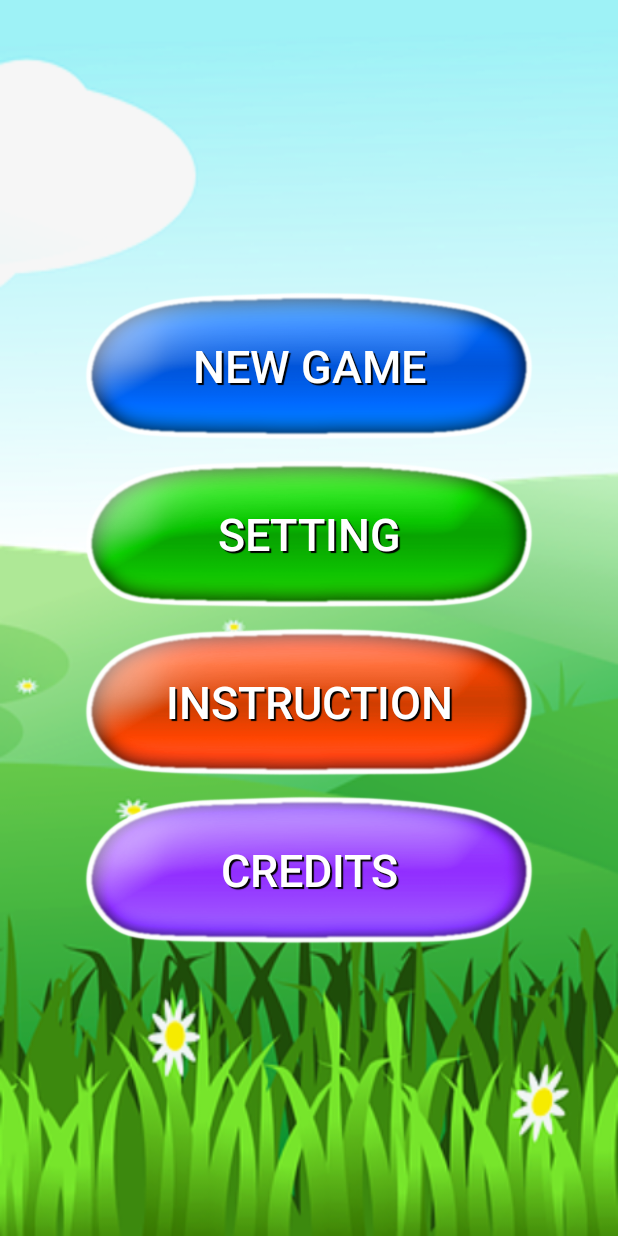
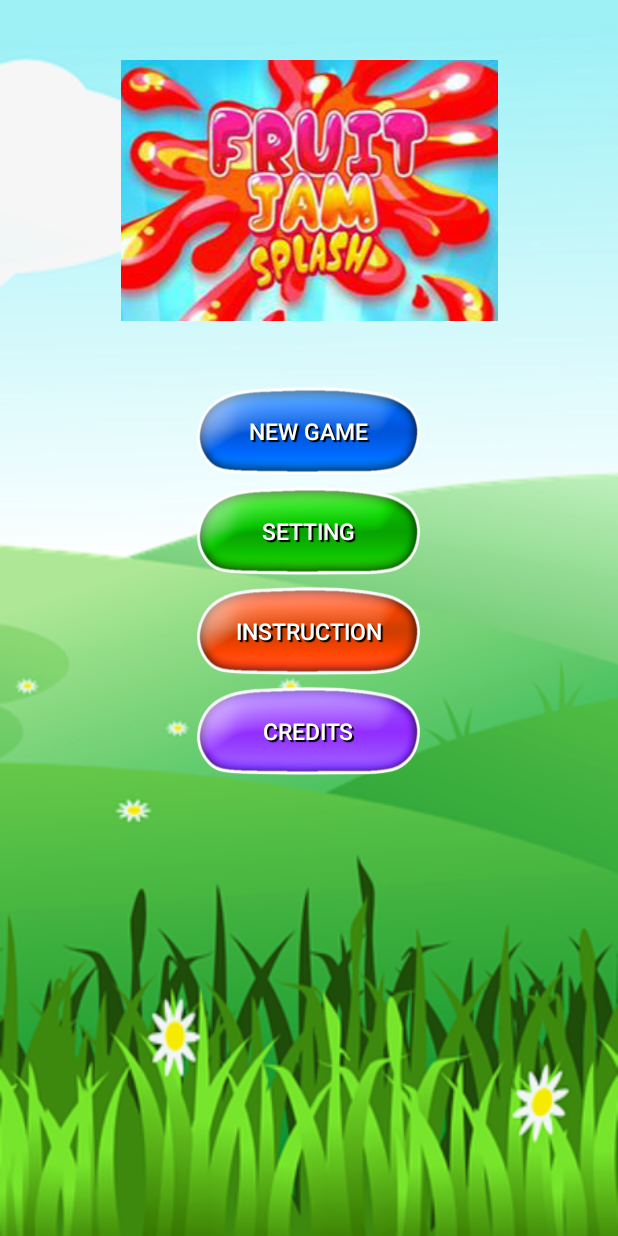
Before and after one commit to RohitSahasrabuddhe/MinMaxAgent, an Android app: the screen it shows after launch (MainMenuActivity), on a phone screen of 412 x 824 dp. Run offline under Robolectric (Android 15) with nearby library versions, the phone set to English and light mode, and no system bars.

Commit message:
main menu orientation modified

```diff
--- a/app/src/main/res/layout/activity_main_menu.xml
+++ b/app/src/main/res/layout/activity_main_menu.xml
@@ -1,16 +1,39 @@
 <?xml version="1.0" encoding="utf-8"?>
-<FrameLayout xmlns:android="http://schemas.android.com/apk/res/android"
+<LinearLayout xmlns:android="http://schemas.android.com/apk/res/android"
     xmlns:app="http://schemas.android.com/apk/res-auto"
     xmlns:tools="http://schemas.android.com/tools"
     android:layout_width="match_parent"
     android:layout_height="match_parent"
+    android:orientation="vertical"
+    android:background="@drawable/landscape"
     tools:context="com.example.android.minmaxagent.MainMenuActivity">
+
+    <Space
+        android:layout_width="match_parent"
+        android:layout_height="40dp" />
+
+        <LinearLayout
+            android:layout_width="match_parent"
+            android:layout_height="wrap_content"
+            android:orientation="vertical">
+
+
+            <ImageView
+                android:id="@+id/imageView"
+                android:layout_width="match_parent"
+                android:layout_height="wrap_content"
+                app:srcCompat="@drawable/logo" />
+
+        </LinearLayout>
+
+
+        <Space
+            android:layout_width="match_parent"
+            android:layout_height="40dp" />
 
     <LinearLayout
         android:layout_width="match_parent"
-        android:layout_height="match_parent"
-        android:background="@drawable/landscape"
-        android:gravity="center_vertical"
+        android:layout_height="wrap_content"
         android:orientation="vertical"
         tools:layout_editor_absoluteX="125dp"
         tools:layout_editor_absoluteY="0dp">
@@ -45,4 +68,4 @@
             android:text="Credits" />
 
     </LinearLayout>
-</FrameLayout>
+</LinearLayout>
--- a/app/src/main/res/values/styles.xml
+++ b/app/src/main/res/values/styles.xml
@@ -18,11 +18,11 @@
 
     <style name="mmButton">
         <item name="android:background">@drawable/button_blue</item>
-        <item name="android:layout_width">300sp</item>
-        <item name="android:layout_height">100sp</item>
-        <item name="android:layout_margin">6sp</item>
+        <item name="android:layout_width">150sp</item>
+        <item name="android:layout_height">60sp</item>
+        <item name="android:layout_margin">3sp</item>
         <item name="android:textColor">@color/colorWhite</item>
-        <item name="android:textSize">30sp</item>
+        <item name="android:textSize">15sp</item>
         <item name="android:shadowColor">#000000</item>
         <item name="android:shadowDx">2</item>
         <item name="android:shadowDy">2</item>
```
Also changed, not shown: app/src/main/res/drawable/logo.png (added).
